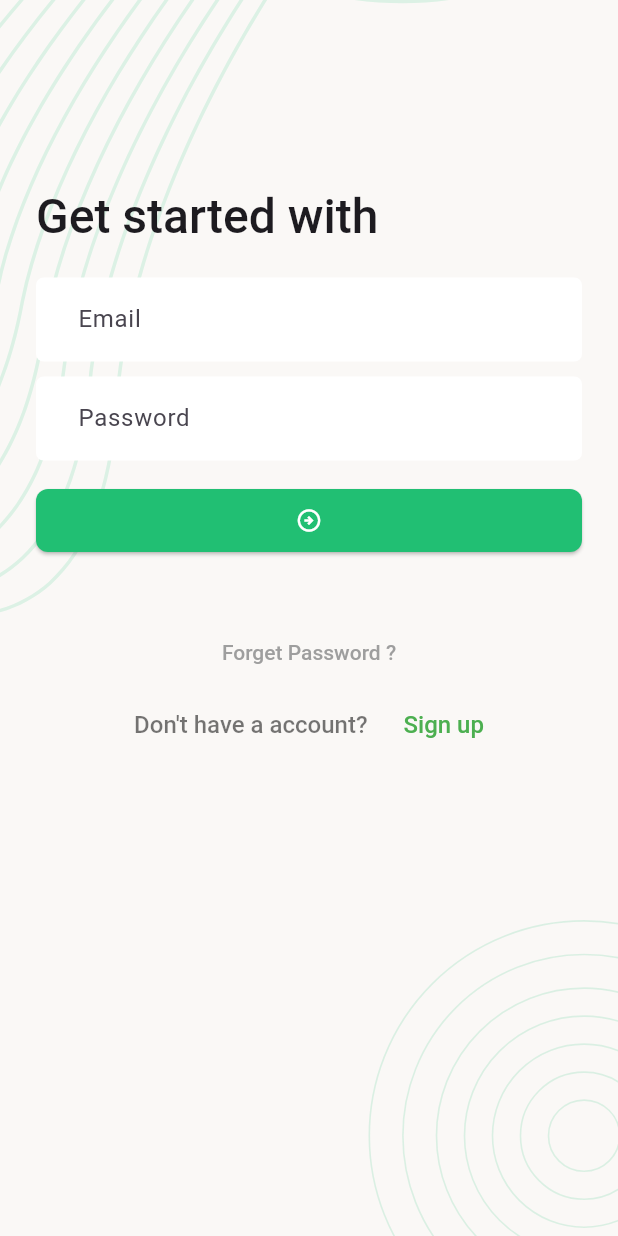
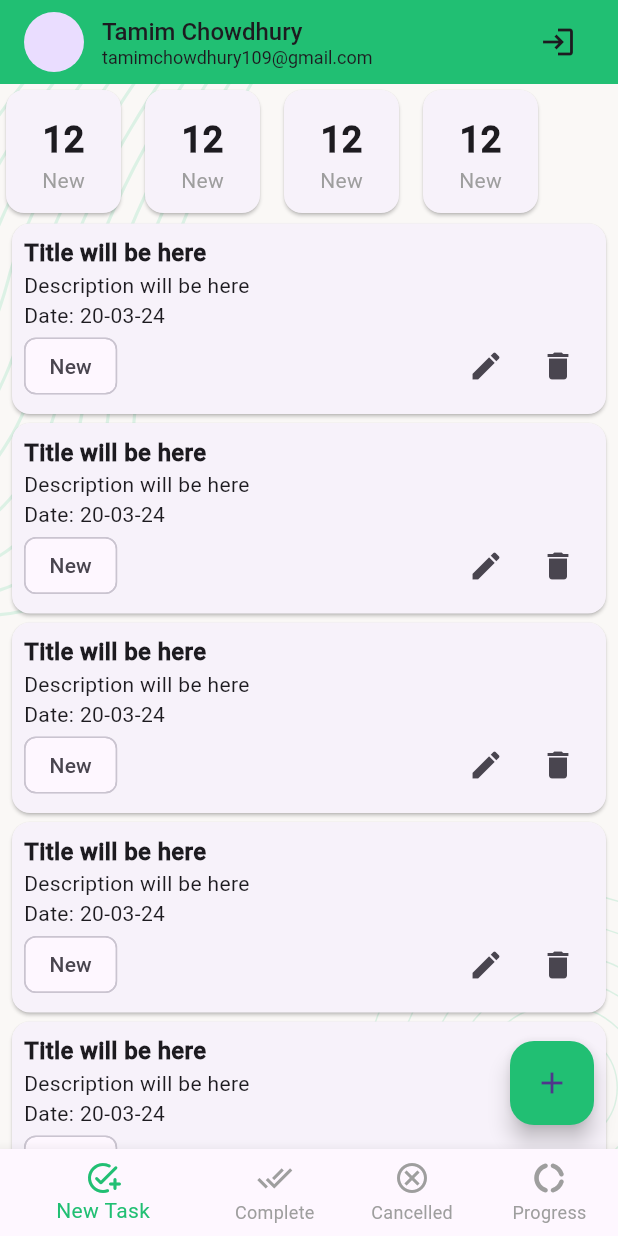
Before and after one commit to tamimchowdhury109/task_manager, a Flutter app: the screen it shows after launch, after a tap on the "arrow circle right" icon, on a phone screen of 412 x 824 dp. Run offline on Flutter 3.47's test engine with Material 3 defaults, Android fonts, the phone set to English and light mode, and no system bars; our stand-ins replace flutter_svg, pin_code_fields.

Commit message:
New Task, Complete Task Add

```diff
--- a/lib/app.dart
+++ b/lib/app.dart
@@ -6,9 +6,12 @@ import 'package:task_manager/presentation/utility/app_colors.dart';
 class TaskManager extends StatelessWidget {
   const TaskManager({super.key});
 
+  static GlobalKey<NavigatorState> navigatorKey = GlobalKey<NavigatorState>();
+
   @override
   Widget build(BuildContext context) {
     return MaterialApp(
+      navigatorKey: navigatorKey,
       title: "Task Manger",
       home: const SplashScreen(),
       theme: ThemeData(
@@ -42,6 +45,10 @@ class TaskManager extends StatelessWidget {
             fontSize: 32,
             fontWeight: FontWeight.w600,
           ),
+          titleMedium: TextStyle(
+            fontSize: 24,
+            fontWeight: FontWeight.w600,
+          ),
         ),
       ),
     );
--- a/lib/presentation/screens/sign_in_screen.dart
+++ b/lib/presentation/screens/auth/sign_in_screen.dart
@@ -1,8 +1,7 @@
 import 'package:flutter/cupertino.dart';
 import 'package:flutter/material.dart';
-import 'package:flutter_svg/svg.dart';
-import 'package:task_manager/presentation/screens/sign_up_screen.dart';
-import 'package:task_manager/presentation/utility/assets_path.dart';
+import 'package:task_manager/presentation/screens/auth/sign_up_screen.dart';
+import 'package:task_manager/presentation/screens/main_bottom_nav_screen.dart';
 import 'package:task_manager/presentation/widgets/background_widget.dart';
 
 class SignInScreen extends StatefulWidget {
@@ -55,7 +54,9 @@ class _SignInScreenState extends State<SignInScreen> {
                 SizedBox(
                   width: double.infinity,
                   child: ElevatedButton(
-                    onPressed: () {},
+                    onPressed: () {
+                      Navigator.pushAndRemoveUntil(context, MaterialPageRoute(builder: (context) => const MainBottomNavScreen()), (route) => false);
+                    },
                     child: const Icon(Icons.arrow_circle_right_outlined),
                   ),
                 ),
--- /dev/null
+++ b/lib/presentation/screens/main_bottom_nav_screen.dart
@@ -0,0 +1,51 @@
+import 'package:flutter/cupertino.dart';
+import 'package:flutter/material.dart';
+import 'package:task_manager/presentation/screens/cancelled_task_screen.dart';
+import 'package:task_manager/presentation/screens/complete_task_screen.dart';
+import 'package:task_manager/presentation/screens/new_task_screen.dart';
+import 'package:task_manager/presentation/screens/progress_task_screen.dart';
+import 'package:task_manager/presentation/utility/app_colors.dart';
+
+class MainBottomNavScreen extends StatefulWidget {
+  const MainBottomNavScreen({super.key});
+
+  @override
+  State<MainBottomNavScreen> createState() => _MainBottomNavScreenState();
+}
+
+class _MainBottomNavScreenState extends State<MainBottomNavScreen> {
+
+  int _currentSelectedIndex = 0;
+
+  final List<Widget> _screen = [
+    const NewTaskScreen(),
+    const CompleteTaskScreen(),
+    const CancelledTaskScreen(),
+    const ProgressTaskScreen(),
+  ];
+
+  @override
+  Widget build(BuildContext context) {
+    return Scaffold(
+      body: _screen[_currentSelectedIndex],
+     bottomNavigationBar: BottomNavigationBar(
+       currentIndex: _currentSelectedIndex,
+       selectedItemColor: AppColors.themeColor,
+       unselectedItemColor: Colors.grey,
+       showUnselectedLabels: true,
+       onTap: (index){
+         _currentSelectedIndex = index;
+         if(mounted){
+           setState(() {});
+         }
+       },
+       items: const [
+         BottomNavigationBarItem(icon: Icon(Icons.add_task_rounded), label: 'New Task'),
+         BottomNavigationBarItem(icon: Icon(Icons.done_all), label: 'Complete'),
+         BottomNavigationBarItem(icon: Icon(Icons.cancel_outlined), label: 'Cancelled'),
+         BottomNavigationBarItem(icon: Icon(Icons.donut_large_rounded), label: 'Progress'),
+       ],
+     ),
+    );
+  }
+}
--- /dev/null
+++ b/lib/presentation/screens/new_task_screen.dart
@@ -0,0 +1,62 @@
+import 'package:flutter/cupertino.dart';
+import 'package:flutter/material.dart';
+import 'package:task_manager/presentation/screens/add_new_task_screen.dart';
+import 'package:task_manager/presentation/utility/app_colors.dart';
+import 'package:task_manager/presentation/widgets/background_widget.dart';
+import 'package:task_manager/presentation/widgets/profile_app_bar.dart';
+import 'package:task_manager/presentation/widgets/task_card.dart';
+import 'package:task_manager/presentation/widgets/task_counter_card.dart';
+
+class NewTaskScreen extends StatefulWidget {
+  const NewTaskScreen({super.key});
+
+  @override
+  State<NewTaskScreen> createState() => _NewTaskScreenState();
+}
+
+class _NewTaskScreenState extends State<NewTaskScreen> {
+  @override
+  Widget build(BuildContext context) {
+    return Scaffold(
+      appBar: profileAppBar,
+      body: BackgroundWidget(
+          child: Column(
+        children: [
+          taskCounterSection,
+          Expanded(
+            child: ListView.builder(
+                itemCount: 5,
+                itemBuilder: (context, index) {
+                  return const TaskCard();
+                }),
+          ),
+        ],
+      )),
+      floatingActionButton: FloatingActionButton(
+        child: Icon(Icons.add,),
+        backgroundColor: AppColors.themeColor,
+        onPressed: (){
+          Navigator.push(context, MaterialPageRoute(builder: (context) => AddNewTaskScreen()));
+        },
+      ),
+    );
+  }
+
+  Widget get taskCounterSection {
+    return SizedBox(
+      height: 90,
+      child: ListView.separated(
+        itemCount: 4,
+        scrollDirection: Axis.horizontal,
+        itemBuilder: (context, index) {
+          return const TaskCounterCard(amount: 12, title: 'New');
+        },
+        separatorBuilder: (_, __) {
+          return const SizedBox(
+            width: 8,
+          );
+        },
+      ),
+    );
+  }
+}
--- a/lib/presentation/screens/splash_screen.dart
+++ b/lib/presentation/screens/splash_screen.dart
@@ -1,8 +1,6 @@
 import 'package:flutter/cupertino.dart';
 import 'package:flutter/material.dart';
-import 'package:flutter_svg/flutter_svg.dart';
-import 'package:task_manager/presentation/screens/sign_in_screen.dart';
-import 'package:task_manager/presentation/utility/assets_path.dart';
+import 'package:task_manager/presentation/screens/auth/sign_in_screen.dart';
 import 'package:task_manager/presentation/widgets/background_widget.dart';
 import 'package:task_manager/presentation/widgets/logo_widget.dart';
 
@@ -17,6 +15,7 @@ class _SplashScreenState extends State<SplashScreen> {
 
   @override
   void initState() {
+    super.initState();
     _moveToSignIn(context);
   }
 
--- /dev/null
+++ b/lib/presentation/widgets/profile_app_bar.dart
@@ -0,0 +1,34 @@
+import 'package:flutter/cupertino.dart';
+import 'package:flutter/material.dart';
+import 'package:task_manager/app.dart';
+import 'package:task_manager/presentation/screens/auth/sign_in_screen.dart';
+import 'package:task_manager/presentation/utility/app_colors.dart';
+
+PreferredSizeWidget get profileAppBar {
+  return AppBar(
+    backgroundColor: AppColors.themeColor,
+    title: Row(
+      children: [
+        const CircleAvatar(),
+        const SizedBox(width: 12,),
+        const Expanded(
+          child: Column(
+            crossAxisAlignment: CrossAxisAlignment.start,
+            children: [
+              Text('Tamim Chowdhury',style: TextStyle(
+                fontSize: 16,
+              ),),
+              Text('tamimchowdhury109@gmail.com',style: TextStyle(
+                fontSize: 12,
+                fontWeight: FontWeight.w400,
+              ),),
+            ],
+          ),
+        ),
+        IconButton(onPressed: (){
+          Navigator.pushAndRemoveUntil(TaskManager.navigatorKey.currentState!.context, MaterialPageRoute(builder: (context) => const SignInScreen()), (route) => false);
+        }, icon: const Icon(Icons.login_outlined)),
+      ],
+    ),
+  );
+}
--- /dev/null
+++ b/lib/presentation/widgets/task_card.dart
@@ -0,0 +1,39 @@
+import 'package:flutter/cupertino.dart';
+import 'package:flutter/material.dart';
+
+class TaskCard extends StatelessWidget {
+  const TaskCard({
+    super.key,
+  });
+
+  @override
+  Widget build(BuildContext context) {
+    return Card(
+      margin: EdgeInsets.symmetric(horizontal: 8, vertical: 3),
+      child: Padding(
+        padding: const EdgeInsets.all(8.0),
+        child: Column(
+          crossAxisAlignment: CrossAxisAlignment.start,
+          children: [
+            Text('Title will be here',style: TextStyle(
+                fontSize: 16,
+                fontWeight: FontWeight.bold
+            ),),
+            Text('Description will be here'),
+            Text('Date: 20-03-24'),
+            Row(
+              children: [
+                Chip(label: Text('New'),),
+                const Spacer(),
+                IconButton(onPressed: (){},
+                  icon: Icon(Icons.edit),),
+                IconButton(onPressed: (){},
+                  icon: Icon(Icons.delete),),
+              ],
+            )
+          ],
+        ),
+      ),
+    );
+  }
+}
--- /dev/null
+++ b/lib/presentation/widgets/task_counter_card.dart
@@ -0,0 +1,39 @@
+import 'package:flutter/cupertino.dart';
+import 'package:flutter/material.dart';
+
+class TaskCounterCard extends StatelessWidget {
+  const TaskCounterCard({
+    super.key,
+    required this.amount,
+    required this.title,
+  });
+
+  final int amount;
+  final String title;
+
+  @override
+  Widget build(BuildContext context) {
+    return Card(
+      child: Padding(
+        padding: const EdgeInsets.symmetric(horizontal: 24, vertical: 16),
+        child: Column(
+          children: [
+            Text(
+              '$amount',
+              style: TextStyle(
+                fontSize: 24,
+                fontWeight: FontWeight.bold,
+              ),
+            ),
+            Text(
+              title,
+              style: TextStyle(
+                color: Colors.grey,
+              ),
+            ),
+          ],
+        ),
+      ),
+    );
+  }
+}
--- a/pubspec.yaml
+++ b/pubspec.yaml
@@ -36,6 +36,7 @@ dependencies:
   # Use with the CupertinoIcons class for iOS style icons.
   cupertino_icons: ^1.0.2
   flutter_svg: ^2.0.10+1
+  pin_code_fields: ^8.0.1
 
 dev_dependencies:
   flutter_test:
```
Also changed, not shown: lib/presentation/screens/add_new_task_screen.dart (added, +70 -0 lines), lib/presentation/screens/auth/email_verification_screen.dart (renamed from lib/presentation/screens/sign_up_screen.dart, +16 -48 lines), lib/presentation/screens/auth/pin_verification_screen.dart (renamed from lib/presentation/screens/pin_verification_screen.dart, +31 -7 lines), lib/presentation/screens/auth/set_password_screen.dart (added, +104 -0 lines), lib/presentation/screens/auth/sign_up_screen.dart (renamed from lib/presentation/screens/email_verification_screen.dart, +48 -17 lines), lib/presentation/screens/cancelled_task_screen.dart (added, +29 -0 lines), lib/presentation/screens/complete_task_screen.dart (added, +29 -0 lines), lib/presentation/screens/progress_task_screen.dart (added, +29 -0 lines), pubspec.lock.
